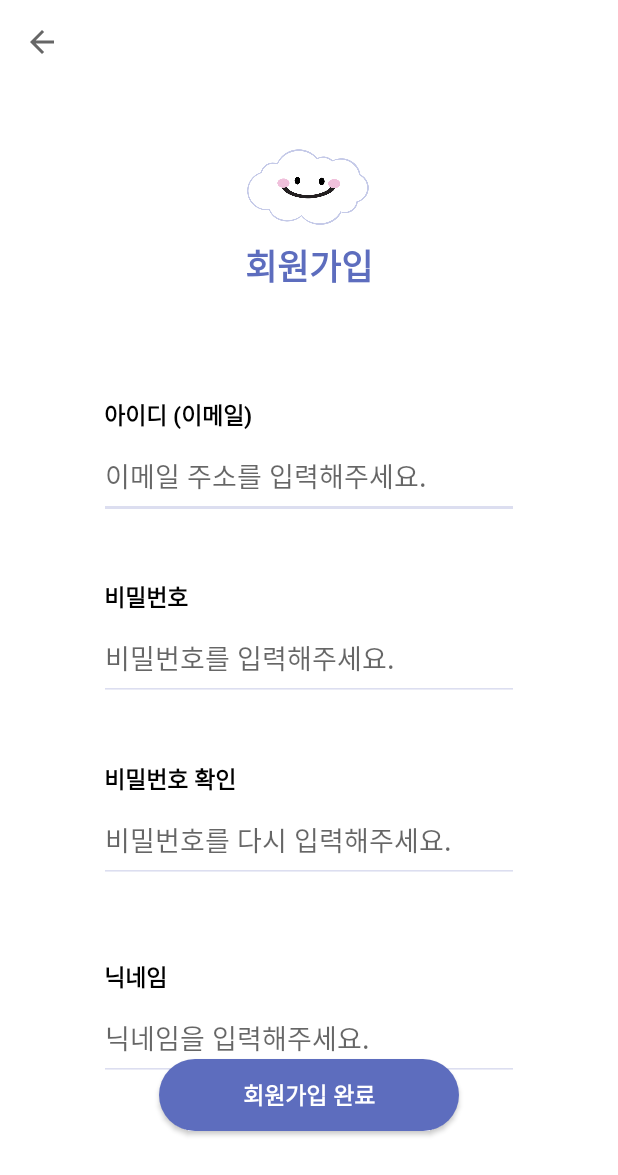
After one commit to HYEJUNGYANG/HARU, an Android app: the JoinActivity screen opened directly, with no data from a screen before it, on a phone screen of 412 x 824 dp. The commit adds this screen. Shown: the top 1175 px of the screen. Run offline under Robolectric (Android 15) with nearby library versions, the phone set to English and light mode, and no system bars.

Commit message:
회원가입 화면 - layout 디자인

```diff
--- a/app/src/main/AndroidManifest.xml
+++ b/app/src/main/AndroidManifest.xml
@@ -1,6 +1,6 @@
 <?xml version="1.0" encoding="utf-8"?>
 <manifest xmlns:android="http://schemas.android.com/apk/res/android"
-    package="com.mydear.haru" >
+    package="com.mydear.haru">
 
     <uses-permission android:name="android.permission.VIBRATE" />
     <uses-permission android:name="android.permission.INTERNET" />
@@ -11,7 +11,10 @@
         android:label="@string/app_name"
         android:roundIcon="@mipmap/ic_launcher_round"
         android:supportsRtl="true"
-        android:theme="@style/Theme.Haru_Survey" >
+        android:theme="@style/Theme.Haru_Survey">
+        <activity
+            android:name=".JoinActivity"
+            android:exported="false" />
         <activity
             android:name=".LoginActivity"
             android:exported="false" />
@@ -41,7 +44,7 @@
             android:exported="false" /> <!-- SelectLoginJoinActivity -> MainActivity 꼭 바꾸기!! -->
         <activity
             android:name=".SelectLoginJoinActivity"
-            android:exported="true" >
+            android:exported="true">
             <intent-filter>
                 <action android:name="android.intent.action.MAIN" />
 
--- /dev/null
+++ b/app/src/main/java/com/mydear/haru/JoinActivity.java
@@ -0,0 +1,22 @@
+package com.mydear.haru;
+
+import androidx.appcompat.app.AppCompatActivity;
+import androidx.appcompat.widget.Toolbar;
+
+import android.os.Bundle;
+import android.widget.Button;
+
+public class JoinActivity extends AppCompatActivity {
+
+    @Override
+    protected void onCreate(Bundle savedInstanceState) {
+        super.onCreate(savedInstanceState);
+        setContentView(R.layout.activity_join);
+
+        Toolbar toolbar = findViewById(R.id.toolbar);
+        setSupportActionBar(toolbar);
+
+        getSupportActionBar().setDisplayShowTitleEnabled(false);  // toolbar title 제거
+        getSupportActionBar().setDisplayHomeAsUpEnabled(true);
+    }
+}
--- a/app/src/main/java/com/mydear/haru/SelectLoginJoinActivity.java
+++ b/app/src/main/java/com/mydear/haru/SelectLoginJoinActivity.java
@@ -21,6 +21,9 @@ import android.widget.TextView;
 
 public class SelectLoginJoinActivity extends AppCompatActivity {
 
+    private Button btn_login;
+    private Button btn_join;
+
 
     private Dialog surveyDialog;
 
@@ -35,6 +38,16 @@ public class SelectLoginJoinActivity extends AppCompatActivity {
 
         // 상태바 투명처리
         getWindow().setFlags(WindowManager.LayoutParams.FLAG_LAYOUT_NO_LIMITS, WindowManager.LayoutParams.FLAG_LAYOUT_NO_LIMITS);
+
+        btn_login = findViewById(R.id.btn_login);
+        btn_join = findViewById(R.id.btn_join);
+        btn_join.setOnClickListener(new View.OnClickListener() {
+            @Override
+            public void onClick(View view) {
+                Intent intent = new Intent(SelectLoginJoinActivity.this, JoinActivity.class);
+                startActivity(intent);
+            }
+        });
 
 //        surveyDialog = new Dialog(SelectLoginJoinActivity.this);  // 초기화
 //        surveyDialog.requestWindowFeature(Window.FEATURE_NO_TITLE);  // 타이틀 제거
--- /dev/null
+++ b/app/src/main/res/drawable/edit_round_navi_loginver.xml
@@ -0,0 +1,16 @@
+<?xml version="1.0" encoding="utf-8"?>
+<shape xmlns:android="http://schemas.android.com/apk/res/android"
+    android:padding="10dp"
+    android:shape="rectangle">
+
+    <!--    <stroke android:width="2dp"-->
+    <!--        android:color="@color/white"/>-->
+
+    <solid android:color="#5D6DBE"/>
+    <corners
+        android:topLeftRadius="25dp"
+        android:topRightRadius="25dp"
+        android:bottomLeftRadius="25dp"
+        android:bottomRightRadius="25dp"/>
+
+</shape>
--- /dev/null
+++ b/app/src/main/res/layout/activity_join.xml
@@ -0,0 +1,168 @@
+<?xml version="1.0" encoding="utf-8"?>
+<androidx.constraintlayout.widget.ConstraintLayout xmlns:android="http://schemas.android.com/apk/res/android"
+    xmlns:app="http://schemas.android.com/apk/res-auto"
+    xmlns:tools="http://schemas.android.com/tools"
+    android:layout_width="match_parent"
+    android:layout_height="match_parent"
+    tools:context=".JoinActivity">
+
+    <androidx.appcompat.widget.Toolbar
+        android:id="@+id/toolbar"
+        android:layout_width="match_parent"
+        android:layout_height="wrap_content"
+        tools:ignore="MissingConstraints" />
+
+    <ImageView
+        android:id="@+id/iv_haru"
+        android:layout_width="88dp"
+        android:layout_height="58dp"
+        android:layout_marginTop="40dp"
+        android:background="@drawable/icon_haru"
+        app:layout_constraintEnd_toEndOf="parent"
+        app:layout_constraintStart_toStartOf="parent"
+        app:layout_constraintTop_toBottomOf="@+id/toolbar" />
+
+    <TextView
+        android:id="@+id/tv_join_title"
+        android:layout_width="wrap_content"
+        android:layout_height="wrap_content"
+        android:layout_marginTop="5dp"
+        android:text="회원가입"
+        android:textColor="#5D6DBE"
+        android:textSize="23dp"
+        android:textStyle="bold"
+        app:layout_constraintEnd_toEndOf="parent"
+        app:layout_constraintStart_toStartOf="parent"
+        app:layout_constraintTop_toBottomOf="@+id/iv_haru" />
+
+    <TextView
+        android:id="@+id/tv_id"
+        android:layout_width="wrap_content"
+        android:layout_height="wrap_content"
+        android:layout_marginLeft="69dp"
+        android:layout_marginTop="70dp"
+        android:text="아이디 (이메일)"
+        android:textColor="@color/black"
+        android:textSize="15dp"
+        android:textStyle="bold"
+        app:layout_constraintStart_toStartOf="parent"
+        app:layout_constraintTop_toBottomOf="@+id/tv_join_title" />
+
+    <EditText
+        android:id="@+id/et_id"
+        android:layout_width="280dp"
+        android:layout_height="wrap_content"
+        android:layout_marginTop="5dp"
+        android:paddingBottom="15dp"
+        android:hint="이메일 주소를 입력해주세요."
+        android:inputType="textEmailAddress"
+        android:backgroundTint="@color/haru_mainColor"
+        app:layout_constraintEnd_toEndOf="parent"
+        app:layout_constraintStart_toStartOf="parent"
+        app:layout_constraintTop_toBottomOf="@+id/tv_id" />
+
+    <TextView
+        android:id="@+id/tv_pw"
+        android:layout_width="wrap_content"
+        android:layout_height="wrap_content"
+        android:layout_marginLeft="69dp"
+        android:layout_marginTop="40dp"
+        android:text="비밀번호"
+        android:textColor="@color/black"
+        android:textSize="15dp"
+        android:textStyle="bold"
+        app:layout_constraintStart_toStartOf="parent"
+        app:layout_constraintTop_toBottomOf="@+id/et_id" />
+
+    <EditText
+        android:id="@+id/et_pw"
+        android:layout_width="280dp"
+        android:layout_height="wrap_content"
+        android:layout_marginTop="5dp"
+        android:paddingBottom="15dp"
+        android:hint="비밀번호를 입력해주세요."
+        android:inputType="textPassword"
+        android:backgroundTint="@color/haru_mainColor"
+        app:layout_constraintEnd_toEndOf="parent"
+        app:layout_constraintStart_toStartOf="parent"
+        app:layout_constraintTop_toBottomOf="@+id/tv_pw" />
+
+    <TextView
+        android:id="@+id/tv_pw_check"
+        android:layout_width="wrap_content"
+        android:layout_height="wrap_content"
+        android:layout_marginLeft="69dp"
+        android:layout_marginTop="40dp"
+        android:text="비밀번호 확인"
+        android:textColor="@color/black"
+        android:textSize="15dp"
+        android:textStyle="bold"
+        app:layout_constraintStart_toStartOf="parent"
+        app:layout_constraintTop_toBottomOf="@+id/et_pw" />
+
+    <EditText
+        android:id="@+id/et_pw_check"
+        android:layout_width="280dp"
+        android:layout_height="wrap_content"
+        android:layout_marginTop="5dp"
+        android:paddingBottom="15dp"
+        android:hint="비밀번호를 다시 입력해주세요."
+        android:inputType="textPassword"
+        android:backgroundTint="@color/haru_mainColor"
+        app:layout_constraintEnd_toEndOf="parent"
+        app:layout_constraintStart_toStartOf="parent"
+        app:layout_constraintTop_toBottomOf="@+id/tv_pw_check" />
+
+    <TextView
+        android:id="@+id/tv_wrong"
+        android:layout_width="wrap_content"
+        android:layout_height="wrap_content"
+        android:layout_marginLeft="69dp"
+        android:visibility="invisible"
+        android:text="비밀번호가 일치하지 않아요."
+        android:textColor="#f00"
+        android:textSize="10dp"
+        app:layout_constraintStart_toStartOf="parent"
+        app:layout_constraintTop_toBottomOf="@+id/et_pw_check" />
+
+    <TextView
+        android:id="@+id/tv_name"
+        android:layout_width="wrap_content"
+        android:layout_height="wrap_content"
+        android:layout_marginLeft="69dp"
+        android:layout_marginTop="35dp"
+        android:text="닉네임"
+        android:textColor="@color/black"
+        android:textSize="15dp"
+        android:textStyle="bold"
+        app:layout_constraintStart_toStartOf="parent"
+        app:layout_constraintTop_toBottomOf="@+id/tv_wrong" />
+
+    <EditText
+        android:id="@+id/et_name"
+        android:layout_width="280dp"
+        android:layout_height="wrap_content"
+        android:layout_marginTop="5dp"
+        android:paddingBottom="15dp"
+        android:hint="닉네임을 입력해주세요."
+        android:inputType="text"
+        android:backgroundTint="@color/haru_mainColor"
+        app:layout_constraintEnd_toEndOf="parent"
+        app:layout_constraintStart_toStartOf="parent"
+        app:layout_constraintTop_toBottomOf="@+id/tv_name" />
+
+    <androidx.appcompat.widget.AppCompatButton
+        android:id="@+id/btn_join"
+        android:layout_width="200dp"
+        android:layout_height="wrap_content"
+        android:layout_marginBottom="70dp"
+        android:background="@drawable/edit_round_navi_loginver"
+        android:text="회원가입 완료"
+        android:textColor="@color/white"
+        android:textSize="15dp"
+        android:textStyle="bold"
+        app:layout_constraintBottom_toBottomOf="parent"
+        app:layout_constraintEnd_toEndOf="parent"
+        app:layout_constraintStart_toStartOf="parent" />
+
+</androidx.constraintlayout.widget.ConstraintLayout>
--- a/app/src/main/res/values/themes.xml
+++ b/app/src/main/res/values/themes.xml
@@ -10,14 +10,14 @@
         <item name="colorSecondaryVariant">@color/teal_700</item>
         <item name="colorOnSecondary">@color/black</item>
         <!-- Status bar color. -->
-        <item name="android:statusBarColor" tools:targetApi="l">@android:color/transparent</item>
-        <item name="android:windowTranslucentStatus">true</item>
+<!--        <item name="android:statusBarColor" tools:targetApi="l">@android:color/transparent</item>-->
+<!--        <item name="android:windowTranslucentStatus">true</item>-->
+<!--        <item name="android:windowLightStatusBar" tools:targetApi="m">true</item>-->
         <item name="android:windowLightStatusBar" tools:targetApi="m">true</item>
-<!--        <item name="android:windowLightStatusBar" tools:targetApi="m">true</item>-->
-<!--        <item name="android:statusBarColor">@android:color/transparent</item>-->
-<!--        <item name="android:navigationBarColor">@android:color/transparent</item>-->
-<!--        <item name="android:enforceNavigationBarContrast" tools:targetApi="q">false</item>-->
-<!--        <item name="android:enforceStatusBarContrast" tools:targetApi="q">false</item>-->
+        <item name="android:statusBarColor">@android:color/transparent</item>
+        <item name="android:navigationBarColor">@android:color/transparent</item>
+        <item name="android:enforceNavigationBarContrast" tools:targetApi="q">false</item>
+        <item name="android:enforceStatusBarContrast" tools:targetApi="q">false</item>
 
         <!-- Customize your theme here. -->
     </style>
```
